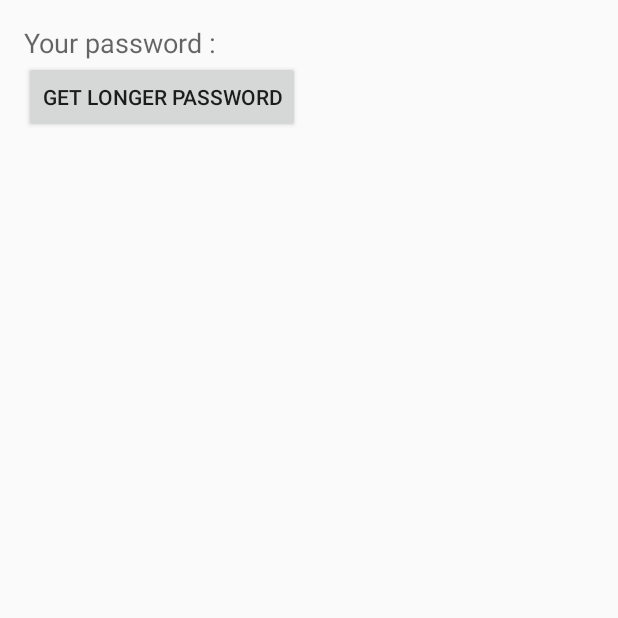
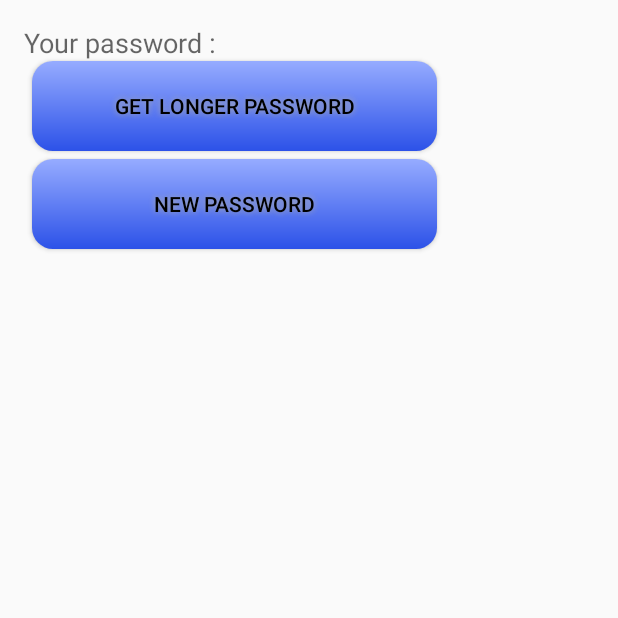
Before and after one commit to jurajmaslej/bakalarka, an Android app: the Main2Activity screen opened directly, with no data from a screen before it, after a tap on "GET LONGER PASSWORD", on a phone screen of 412 x 824 dp, the top half of it. Run offline under Robolectric (Android 15) with nearby library versions, the phone set to English and light mode, and no system bars; 1 statement that could not run was skipped.

Commit message:
+nove heslo

```diff
--- a/QrReader2/app/src/main/java/com/example/jurko/qrreader2/Main2Activity.java
+++ b/QrReader2/app/src/main/java/com/example/jurko/qrreader2/Main2Activity.java
@@ -2,6 +2,7 @@ package com.example.jurko.qrreader2;
 
 import android.app.Activity;
 import android.content.Intent;
+import android.content.SharedPreferences;
 import android.support.v7.app.AppCompatActivity;
 import android.os.Bundle;
 import android.view.View;
@@ -17,6 +18,7 @@ public class Main2Activity extends Activity implements View.OnClickListener {
     public final static String long_passwd = "com.example.jurko.qrreader2.hashed";
     private TextView passwd;
     private Button longerPasswd;
+    private Button newPasswd;
     public int boundary = 6;
 
     @Override
@@ -26,6 +28,9 @@ public class Main2Activity extends Activity implements View.OnClickListener {
         passwd = (TextView)findViewById(R.id.textView2);
         longerPasswd = (Button)findViewById(R.id.longerPasswd);
         longerPasswd.setOnClickListener(this);
+
+        newPasswd = (Button)findViewById(R.id.newPasswd);
+        newPasswd.setOnClickListener(this);
         showPasswd();
         //
 
@@ -47,10 +52,22 @@ public class Main2Activity extends Activity implements View.OnClickListener {
     @Override
     public void onClick(View v) {
         if(v.getId()==R.id.longerPasswd){
-            if (this.boundary < 10) {
+            if (this.boundary < 14) {
                 this.boundary += 1;
                 this.showPasswd();
             }
         }
+        if(v.getId()==R.id.newPasswd){
+            Hash hash = new Hash();
+            String time = hash.getTime(10000); //10 seconds
+            String hashed = hash.get_SHA_512_SecurePassword(time , this.getSavedQr());
+            passwd.setText(hashed.substring(0,this.boundary));
+        }
+    }
+
+    private String getSavedQr(){
+        SharedPreferences mPrefs = getSharedPreferences("label", 0);
+        String mString = mPrefs.getString("tagQr", "default_value_if_variable_not_found");
+        return mString;
     }
 }
--- a/QrReader2/app/src/main/res/layout/activity_main2.xml
+++ b/QrReader2/app/src/main/res/layout/activity_main2.xml
@@ -47,7 +47,34 @@
                     android:id="@+id/longerPasswd"
                     android:layout_below="@id/textView"
                     android:layout_alignParentLeft="true"
-                    android:layout_alignParentStart="true" />
+                    android:layout_alignParentStart="true"
+                    android:textColor="#000000"
+                    android:background="@drawable/buttonshape"
+                    android:shadowColor="#A8A8A8"
+                    android:shadowDx="0"
+                    android:shadowDy="0"
+                    android:shadowRadius="5"
+                    android:layout_marginBottom="5dp"
+                    android:layout_marginLeft="5dp"
+                    android:layout_marginRight="5dp"/>
+
+                <Button
+                    android:layout_width="wrap_content"
+                    android:layout_height="wrap_content"
+                    android:text="@string/getNewPasswd"
+                    android:id="@+id/newPasswd"
+                    android:layout_below="@id/longerPasswd"
+                    android:layout_alignParentLeft="true"
+                    android:layout_alignParentStart="true"
+                    android:textColor="#000000"
+                    android:background="@drawable/buttonshape"
+                    android:shadowColor="#A8A8A8"
+                    android:shadowDx="0"
+                    android:shadowDy="0"
+                    android:shadowRadius="5"
+                    android:layout_marginBottom="5dp"
+                    android:layout_marginLeft="5dp"
+                    android:layout_marginRight="5dp"/>
             </RelativeLayout>
 
         </LinearLayout>
--- a/QrReader2/app/src/main/res/values/strings.xml
+++ b/QrReader2/app/src/main/res/values/strings.xml
@@ -10,4 +10,5 @@
     <string name="textview1">textview1</string>
     <string name="scanned">Already scanned</string>
     <string name="getLongerPasswdBtn">Get longer password</string>
+    <string name="getNewPasswd">New password</string>
 </resources>
```
Also changed, not shown: QrReader2/app/src/main/java/com/example/jurko/qrreader2/Hash.java (+15 -1 lines), QrReader2/app/src/main/java/com/example/jurko/qrreader2/MainActivity.java (+9 -7 lines).
